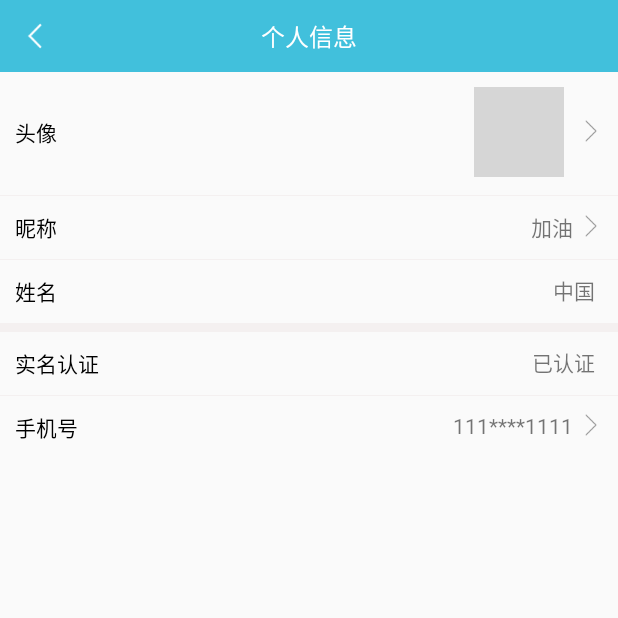
After one commit to changhexuefei/ShareBike, an Android app: the PersonInfoActivity screen opened directly, with no data from a screen before it, on a phone screen of 412 x 824 dp, the top half of it. The commit adds this screen. Run offline under Robolectric (Android 15) with nearby library versions, the phone set to English and light mode, and no system bars; our stand-ins replace ButterKnife, CircleImageView; grey boxes are pictures that could not be loaded.

Commit message:
个人信息页面，个人中心页面的创建

```diff
--- a/app/src/main/AndroidManifest.xml
+++ b/app/src/main/AndroidManifest.xml
@@ -70,7 +70,9 @@
         <activity android:name=".moudle.search.activity.SeekActivity" />
         <activity android:name=".moudle.login.activity.AgreementActivity" />
         <activity android:name=".moudle.login.activity.RechargeActivity" />
-        <activity android:name=".moudle.login.activity.IdentityAuthentication"></activity>
+        <activity android:name=".moudle.login.activity.IdentityAuthentication" />
+        <activity android:name=".moudle.user.activity.PersonInfoActivity" />
+        <activity android:name=".moudle.user.activity.CreditIntegralActivity"></activity>
     </application>
 
 </manifest>
--- a/app/src/main/java/com/dcch/sharebike/MainActivity.java
+++ b/app/src/main/java/com/dcch/sharebike/MainActivity.java
@@ -234,6 +234,7 @@ public class MainActivity extends BaseActivity {
             case R.id.MyCenter:
                 ToastUtils.showLong(this, "我是个人中心");
                 Intent i = new Intent(this, PersonalCenterActivity.class);
+                i.putExtra("name","login");
                 startActivity(i);
                 break;
             case R.id.seek:
@@ -257,6 +258,7 @@ public class MainActivity extends BaseActivity {
             case R.id.instructions:
                 ToastUtils.showLong(this, "我是说明");
                 Intent i2 = new Intent(this, PersonalCenterActivity.class);
+                i2.putExtra("name","unLogin");
                 startActivity(i2);
                 break;
             case R.id.btn_my_help:
--- /dev/null
+++ b/app/src/main/java/com/dcch/sharebike/moudle/user/activity/PersonInfoActivity.java
@@ -0,0 +1,64 @@
+package com.dcch.sharebike.moudle.user.activity;
+
+import android.view.View;
+import android.widget.ImageView;
+import android.widget.RelativeLayout;
+import android.widget.TextView;
+
+import com.dcch.sharebike.R;
+import com.dcch.sharebike.base.BaseActivity;
+import com.dcch.sharebike.utils.ToastUtils;
+
+import butterknife.BindView;
+import butterknife.OnClick;
+import de.hdodenhof.circleimageview.CircleImageView;
+
+public class PersonInfoActivity extends BaseActivity {
+
+    @BindView(R.id.back)
+    ImageView back;
+    @BindView(R.id.userInfoIcon)
+    CircleImageView userInfoIcon;
+    @BindView(R.id.userIcon)
+    RelativeLayout userIcon;
+    @BindView(R.id.nickName)
+    TextView nickName;
+    @BindView(R.id.userNickname)
+    RelativeLayout userNickname;
+    @BindView(R.id.realName)
+    TextView realName;
+    @BindView(R.id.authority)
+    TextView authority;
+    @BindView(R.id.telephone)
+    TextView telephone;
+    @BindView(R.id.phone)
+    RelativeLayout phone;
+
+    @Override
+    protected int getLayoutId() {
+        return R.layout.activity_person_info;
+    }
+
+    @Override
+    protected void initData() {
+
+    }
+
+    @OnClick({R.id.back, R.id.userIcon, R.id.userNickname, R.id.phone})
+    public void onClick(View view) {
+        switch (view.getId()) {
+            case R.id.back:
+                finish();
+                break;
+            case R.id.userIcon:
+                ToastUtils.showLong(this,"选择头像");
+                break;
+            case R.id.userNickname:
+                ToastUtils.showLong(this,"昵称");
+                break;
+            case R.id.phone:
+                ToastUtils.showLong(this,"手机号");
+                break;
+        }
+    }
+}
--- /dev/null
+++ b/app/src/main/res/layout/activity_person_info.xml
@@ -0,0 +1,176 @@
+<?xml version="1.0" encoding="utf-8"?>
+<RelativeLayout xmlns:android="http://schemas.android.com/apk/res/android"
+    xmlns:tools="http://schemas.android.com/tools"
+    android:id="@+id/activity_person_info"
+    android:layout_width="match_parent"
+    android:layout_height="match_parent"
+    tools:context="com.dcch.sharebike.moudle.user.activity.PersonInfoActivity">
+
+    <FrameLayout
+        android:id="@+id/personInfo"
+        android:layout_width="match_parent"
+        android:layout_height="48dp"
+        android:background="@color/colorHeading">
+
+        <ImageView
+            android:id="@+id/back"
+            android:layout_width="48dp"
+            android:layout_height="48dp"
+            android:padding="12dp"
+            android:src="@mipmap/back" />
+
+        <TextView
+            android:layout_width="wrap_content"
+            android:layout_height="wrap_content"
+            android:layout_gravity="center"
+            android:text="个人信息"
+            android:textColor="@color/common"
+            android:textSize="16sp" />
+    </FrameLayout>
+
+    <LinearLayout
+        android:layout_width="match_parent"
+        android:layout_height="match_parent"
+        android:layout_below="@+id/personInfo"
+        android:orientation="vertical">
+
+        <!--头像-->
+        <RelativeLayout
+            android:gravity="center_vertical"
+            android:id="@+id/userIcon"
+            android:layout_width="match_parent"
+            android:layout_height="80dp">
+
+            <TextView
+                android:layout_centerVertical="true"
+                style="@style/user_info"
+                android:layout_width="wrap_content"
+                android:layout_height="wrap_content"
+                android:text="头像" />
+
+            <de.hdodenhof.circleimageview.CircleImageView
+                android:layout_centerVertical="true"
+                android:id="@+id/userInfoIcon"
+                android:layout_width="60dp"
+                android:layout_height="60dp"
+                android:layout_toLeftOf="@+id/fuhao"
+                android:src="@drawable/hint_card_1" />
+
+            <TextView
+                android:layout_centerVertical="true"
+                android:id="@+id/fuhao"
+                android:layout_width="wrap_content"
+                android:layout_height="wrap_content"
+                android:layout_alignParentRight="true"
+                android:drawableRight="@mipmap/forward"
+                android:padding="10dp" />
+        </RelativeLayout>
+
+        <View
+            android:layout_width="match_parent"
+            android:layout_height="0.5dp"
+            android:layout_marginTop="2dp"
+            android:background="@color/lineColor" />
+        <!--昵称-->
+        <RelativeLayout
+            android:id="@+id/userNickname"
+            android:layout_width="match_parent"
+            android:layout_height="40dp"
+            android:gravity="center_vertical">
+
+            <TextView
+                style="@style/user_info"
+                android:layout_width="wrap_content"
+                android:layout_height="wrap_content"
+                android:text="昵称" />
+
+            <TextView
+                style="@style/text_style"
+                android:id="@+id/nickName"
+                android:layout_width="wrap_content"
+                android:layout_height="wrap_content"
+                android:text="加油" />
+        </RelativeLayout>
+
+        <View
+            android:layout_width="match_parent"
+            android:layout_height="0.5dp"
+            android:layout_marginTop="2dp"
+            android:background="@color/lineColor" />
+        <!--姓名-->
+        <RelativeLayout
+            android:id="@+id/userRealName"
+            android:layout_width="match_parent"
+            android:layout_height="40dp"
+            android:gravity="center_vertical">
+
+            <TextView
+                style="@style/user_info"
+                android:layout_width="wrap_content"
+                android:layout_height="wrap_content"
+                android:text="姓名" />
+
+            <TextView
+                style="@style/text_other_style"
+                android:id="@+id/realName"
+                android:layout_width="wrap_content"
+                android:layout_height="wrap_content"
+                android:text="中国" />
+        </RelativeLayout>
+
+        <View
+            android:layout_width="match_parent"
+            android:layout_height="6dp"
+            android:layout_marginTop="2dp"
+            android:background="@color/lineColor" />
+        <!--实名认证-->
+        <RelativeLayout
+            android:id="@+id/authorityArea"
+            android:layout_width="match_parent"
+            android:layout_height="40dp"
+            android:gravity="center_vertical">
+
+            <TextView
+                style="@style/user_info"
+                android:layout_width="wrap_content"
+                android:layout_height="wrap_content"
+                android:text="实名认证" />
+
+            <TextView
+                style="@style/text_other_style"
+                android:id="@+id/authority"
+                android:layout_width="wrap_content"
+                android:layout_height="wrap_content"
+                android:text="已认证" />
+        </RelativeLayout>
+
+        <View
+            android:layout_width="match_parent"
+            android:layout_height="0.5dp"
+            android:layout_marginTop="2dp"
+            android:background="@color/lineColor" />
+        <!--手机号-->
+        <RelativeLayout
+            android:id="@+id/phone"
+            android:layout_width="match_parent"
+            android:layout_height="40dp"
+            android:gravity="center_vertical">
+
+            <TextView
+                style="@style/user_info"
+                android:layout_width="wrap_content"
+                android:layout_height="wrap_content"
+                android:text="手机号" />
+
+            <TextView
+                style="@style/text_style"
+                android:id="@+id/telephone"
+                android:layout_width="wrap_content"
+                android:layout_height="wrap_content"
+                android:text="111****1111" />
+        </RelativeLayout>
+
+    </LinearLayout>
+
+
+</RelativeLayout>
--- a/app/src/main/res/values/colors.xml
+++ b/app/src/main/res/values/colors.xml
@@ -6,4 +6,5 @@
     <color name="colorHeading">#41c0dc</color>
     <color name="colorTitle">#F05B47</color>
     <color name="common">#ffffff</color>
+    <color name="lineColor">#f4f0f0</color>
 </resources>
--- a/app/src/main/res/values/styles.xml
+++ b/app/src/main/res/values/styles.xml
@@ -36,4 +36,35 @@
         <item name="android:textSize">16sp</item>
     </style>
 
+    <style name="login_title">
+        <item name="android:gravity">center</item>
+        <item name="android:textColor">#d71616</item>
+        <item name="android:textSize">26sp</item>
+    </style>
+
+    <style name="layout_style">
+        <item name="android:textSize">12sp</item>
+        <item name="android:gravity">center_horizontal</item>
+        <item name="android:layout_marginTop">6dp</item>
+    </style>
+
+    <style name="user_info">
+        <item name="android:padding">10dp</item>
+        <item name="android:gravity">center</item>
+        <item name="android:textColor">#000000</item>
+        <item name="android:textSize">14sp</item>
+    </style>
+    <style name="text_style">
+        <item name="android:drawableRight">@mipmap/forward</item>
+        <item name="android:drawablePadding">4dp</item>
+        <item name="android:padding">10dp</item>
+        <item name="android:layout_alignParentRight">true</item>
+    </style>
+
+    <style name="text_other_style">
+        <item name="android:paddingRight">15dp</item>
+        <item name="android:layout_centerVertical">true</item>
+        <item name="android:layout_alignParentRight">true</item>
+    </style>
+
 </resources>
```
Also changed, not shown: app/src/main/java/com/dcch/sharebike/moudle/login/activity/PersonalCenterActivity.java (+10 -3 lines), app/src/main/java/com/dcch/sharebike/moudle/login/fragment/LoginFragment.java (+77 -3 lines), app/src/main/java/com/dcch/sharebike/moudle/user/activity/CreditIntegralActivity.java (added, +17 -0 lines), app/src/main/res/layout/activity_credit_integral.xml (added, +33 -0 lines), app/src/main/res/layout/fragment_login.xml (+118 -86 lines).
